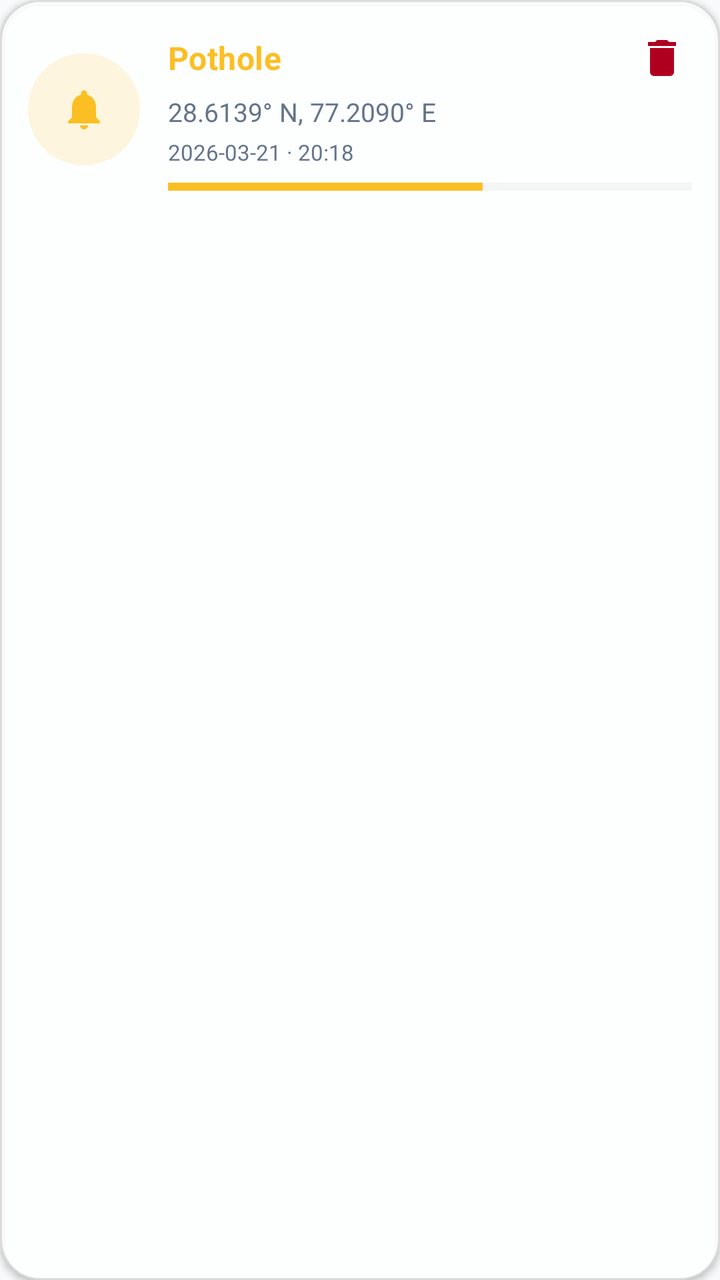
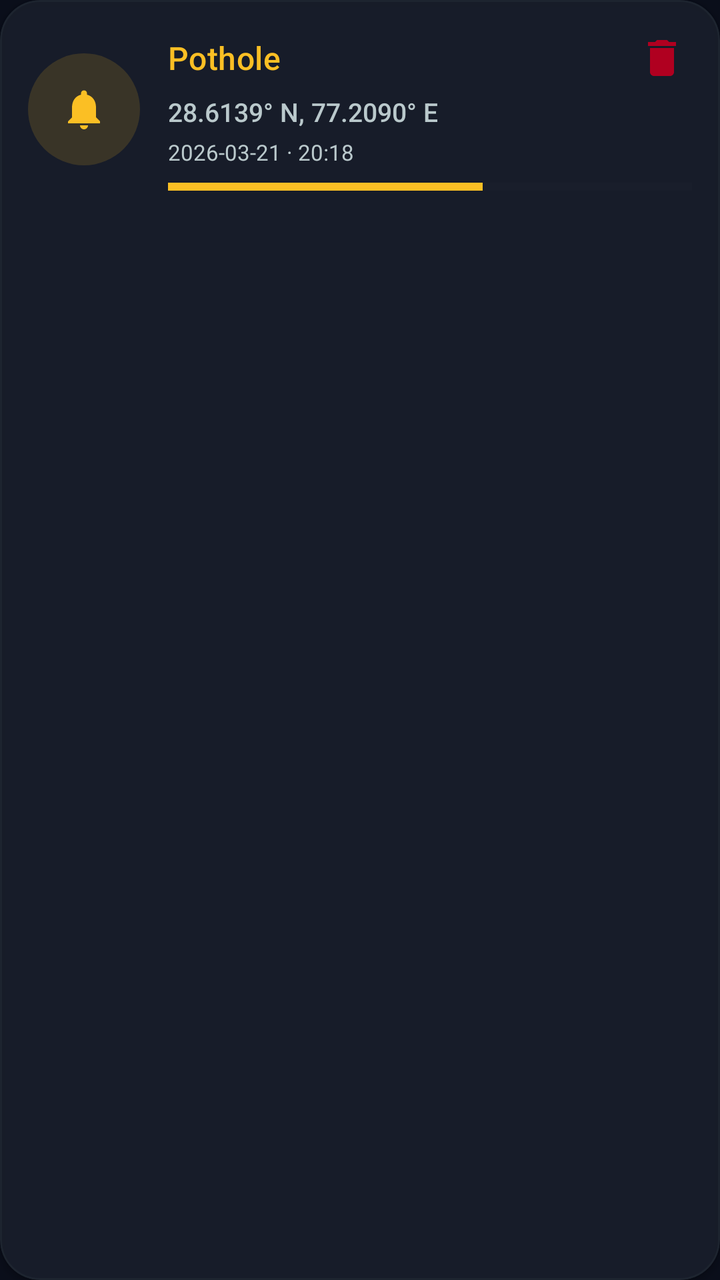

Two renders of the same Android screen: before a commit and after it. Below are the layout's source before the change and the commit's diff.
<!-- AndroidManifest.xml: application theme Theme.RoadWise -->
<!-- res/layout/item_pothole.xml -->
<?xml version="1.0" encoding="utf-8"?>
<com.google.android.material.card.MaterialCardView xmlns:android="http://schemas.android.com/apk/res/android"
    xmlns:app="http://schemas.android.com/apk/res-auto"
    android:layout_width="match_parent"
    android:layout_height="wrap_content"
    android:layout_marginHorizontal="16dp"
    android:layout_marginVertical="6dp"
    app:cardBackgroundColor="?attr/glassSurface"
    app:cardCornerRadius="20dp"
    app:cardElevation="2dp"
    app:strokeColor="?attr/glassBorder"
    app:strokeWidth="1dp">

    <LinearLayout
        android:layout_width="match_parent"
        android:layout_height="wrap_content"
        android:orientation="horizontal"
        android:padding="14dp"
        android:gravity="center_vertical">

        
        <androidx.constraintlayout.widget.ConstraintLayout
            android:layout_width="56dp"
            android:layout_height="56dp">

            
            <View
                android:layout_width="56dp"
                android:layout_height="56dp"
                android:id="@+id/typeRing"
                android:background="@drawable/circle_indicator"
                android:backgroundTint="@color/brand_amber"
                android:alpha="0.15"
                app:layout_constraintTop_toTopOf="parent"
                app:layout_constraintStart_toStartOf="parent" />

            <ImageView
                android:layout_width="56dp"
                android:layout_height="56dp"
                android:id="@+id/ivThumbnail"
                android:scaleType="centerCrop"
                android:background="@android:color/transparent"
                app:layout_constraintTop_toTopOf="parent"
                app:layout_constraintStart_toStartOf="parent" />

            
            <ImageView
                android:id="@+id/ivTypeIcon"
                android:layout_width="24dp"
                android:layout_height="24dp"
                android:src="@drawable/ic_alerts"
                app:tint="@color/brand_amber"
                app:layout_constraintTop_toTopOf="parent"
                app:layout_constraintBottom_toBottomOf="parent"
                app:layout_constraintStart_toStartOf="parent"
                app:layout_constraintEnd_toEndOf="parent" />
        </androidx.constraintlayout.widget.ConstraintLayout>

        <LinearLayout
            android:layout_width="0dp"
            android:layout_height="wrap_content"
            android:layout_marginStart="14dp"
            android:layout_weight="1"
            android:orientation="vertical">

            <LinearLayout
                android:layout_width="match_parent"
                android:layout_height="wrap_content"
                android:orientation="horizontal"
                android:gravity="center_vertical">

                <TextView
                    android:id="@+id/tvType"
                    android:layout_width="0dp"
                    android:layout_height="wrap_content"
                    android:layout_weight="1"
                    android:text="Pothole"
                    android:textColor="?attr/colorSecondary"
                    android:textSize="16sp"
                    android:letterSpacing="0.01"
                    android:textStyle="bold" />

                <ImageButton
                    android:id="@+id/btnDelete"
                    android:layout_width="30dp"
                    android:layout_height="30dp"
                    android:background="?attr/selectableItemBackgroundBorderless"
                    android:src="@drawable/ic_delete"
                    app:tint="?attr/colorError" />
            </LinearLayout>

            <TextView
                android:id="@+id/tvLocation"
                android:layout_width="match_parent"
                android:layout_height="wrap_content"
                android:layout_marginTop="3dp"
                android:text="28.6139° N, 77.2090° E"
                android:textColor="?attr/textFaded"
                android:textSize="13sp" />

            <TextView
                android:id="@+id/tvDateTime"
                android:layout_width="match_parent"
                android:layout_height="wrap_content"
                android:layout_marginTop="4dp"
                android:text="2026-03-21 · 20:18"
                android:textColor="?attr/textFaded"
                android:textSize="11sp" />

            
            <ProgressBar
                android:id="@+id/pbIntensity"
                style="?android:attr/progressBarStyleHorizontal"
                android:layout_width="match_parent"
                android:layout_height="4dp"
                android:layout_marginTop="8dp"
                android:max="100"
                android:progress="60"
                android:progressTint="@color/brand_amber"
                android:progressBackgroundTint="?attr/glassBorder" />

        </LinearLayout>
    </LinearLayout>
</com.google.android.material.card.MaterialCardView>
<!-- resources referenced by this layout -->
<resources>
  <color name="brand_amber">#FBBF24</color>
  <!-- drawable circle_indicator (drawable) -->
  <?xml version="1.0" encoding="utf-8"?>
  <shape xmlns:android="http://schemas.android.com/apk/res/android"
      android:shape="oval">
      <solid android:color="#00FF00" />
      <size android:width="12dp" android:height="12dp" />
  </shape>
  <!-- drawable ic_alerts (drawable) -->
  <vector xmlns:android="http://schemas.android.com/apk/res/android"
      android:width="24dp"
      android:height="24dp"
      android:viewportWidth="24"
      android:viewportHeight="24">
      <path
          android:fillColor="#FF000000"
          android:pathData="M12,22c1.1,0 2,-0.9 2,-2h-4c0,1.1 0.9,2 2,2zM18,16v-5c0,-3.07 -1.63,-5.64 -4.5,-6.32V4c0,-0.83 -0.67,-1.5 -1.5,-1.5s-1.5,0.67 -1.5,1.5v0.68C7.64,5.36 6,7.92 6,11v5l-2,2v1h16v-1L18,16z"/>
  </vector>
  <!-- drawable ic_delete (drawable) -->
  <vector xmlns:android="http://schemas.android.com/apk/res/android"
      android:width="24dp"
      android:height="24dp"
      android:viewportWidth="24"
      android:viewportHeight="24"
      android:tint="#FF5252">
      <path
          android:fillColor="@android:color/white"
          android:pathData="M6,19c0,1.1 0.9,2 2,2h8c1.1,0 2,-0.9 2,-2V7H6V19zM19,4h-3.5l-1,-1h-5l-1,1H5v2h14V4z"/>
  </vector>
  <style name="Theme.RoadWise" parent="Theme.MaterialComponents.DayNight.NoActionBar">
          <item name="colorPrimary">@color/brand_teal</item>
          <item name="colorPrimaryVariant">@color/brand_teal</item>
          <item name="colorOnPrimary">@color/white</item>
          <item name="colorSecondary">@color/brand_amber</item>
          <item name="colorSecondaryVariant">@color/brand_amber_dark</item>
          <item name="colorOnSecondary">@color/black</item>
          
          <item name="android:colorBackground">@color/pearl_background</item>
          <item name="colorSurface">@color/pearl_surface</item>
          <item name="colorOnBackground">@color/text_high_emphasis_light</item>
          <item name="colorOnSurface">@color/text_high_emphasis_light</item>
  
          <item name="glassSurface">@color/pearl_surface_glass</item>
          <item name="glassSurfaceDeep">@color/pearl_surface_glass</item>
          <item name="glassBorder">@color/glass_border_light</item>
          <item name="textFaded">@color/text_med_emphasis_light</item>
  
          <item name="android:statusBarColor">@color/pearl_background</item>
          <item name="android:windowLightStatusBar" tools:targetApi="m">true</item>
      </style>
  <color name="brand_teal">#2DD4BF</color>
  <color name="white">#FFFFFFFF</color>
  <color name="brand_amber_dark">#D97706</color>
  <color name="black">#FF000000</color>
  <color name="pearl_background">#F8FAFC</color>
  <color name="pearl_surface">#FFFFFF</color>
  <color name="text_high_emphasis_light">#0F172A</color>
  <color name="pearl_surface_glass">#E6FFFFFF</color>
  <color name="glass_border_light">#22000000</color>
  <color name="text_med_emphasis_light">#64748B</color>
</resources>

<!-- the commit's change to res/layout/item_pothole.xml (unified diff, before → after) -->
@@ -78,7 +78,7 @@
                     android:textColor="?attr/colorSecondary"
                     android:textSize="16sp"
                     android:letterSpacing="0.01"
-                    android:textStyle="bold" />
+                    android:fontFamily="sans-serif-medium" />
 
                 <ImageButton
                     android:id="@+id/btnDelete"
@@ -96,6 +96,7 @@
                 android:layout_marginTop="3dp"
                 android:text="28.6139° N, 77.2090° E"
                 android:textColor="?attr/textFaded"
+                android:fontFamily="sans-serif-medium"
                 android:textSize="13sp" />
 
             <TextView
<!-- resource entries referenced after the edit -->
@@ -30,35 +30,37 @@
           android:pathData="M6,19c0,1.1 0.9,2 2,2h8c1.1,0 2,-0.9 2,-2V7H6V19zM19,4h-3.5l-1,-1h-5l-1,1H5v2h14V4z"/>
   </vector>
   <style name="Theme.RoadWise" parent="Theme.MaterialComponents.DayNight.NoActionBar">
-          <item name="colorPrimary">@color/brand_teal</item>
-          <item name="colorPrimaryVariant">@color/brand_teal</item>
-          <item name="colorOnPrimary">@color/white</item>
+          <item name="colorPrimary">@color/neon_primary</item>
+          <item name="colorPrimaryVariant">@color/neon_primary_dim</item>
+          <item name="colorOnPrimary">@color/neon_background</item>
           <item name="colorSecondary">@color/brand_amber</item>
           <item name="colorSecondaryVariant">@color/brand_amber_dark</item>
           <item name="colorOnSecondary">@color/black</item>
           
-          <item name="android:colorBackground">@color/pearl_background</item>
-          <item name="colorSurface">@color/pearl_surface</item>
-          <item name="colorOnBackground">@color/text_high_emphasis_light</item>
-          <item name="colorOnSurface">@color/text_high_emphasis_light</item>
+          <item name="android:colorBackground">@color/neon_background_lowest</item>
+          <item name="colorSurface">@color/neon_surface</item>
+          <item name="colorOnBackground">@color/neon_text_high</item>
+          <item name="colorOnSurface">@color/neon_text_high</item>
   
-          <item name="glassSurface">@color/pearl_surface_glass</item>
-          <item name="glassSurfaceDeep">@color/pearl_surface_glass</item>
-          <item name="glassBorder">@color/glass_border_light</item>
-          <item name="textFaded">@color/text_med_emphasis_light</item>
+          <item name="glassSurface">@color/glass_surface</item>
+          <item name="glassSurfaceDeep">@color/glass_surface_deep</item>
+          <item name="glassBorder">@color/glass_ghost_border</item>
+          <item name="textFaded">@color/neon_text_med</item>
   
-          <item name="android:statusBarColor">@color/pearl_background</item>
-          <item name="android:windowLightStatusBar" tools:targetApi="m">true</item>
+          <item name="android:statusBarColor">@color/neon_background_lowest</item>
+          <item name="android:windowLightStatusBar" tools:targetApi="m">false</item>
       </style>
-  <color name="brand_teal">#2DD4BF</color>
-  <color name="white">#FFFFFFFF</color>
+  <color name="neon_primary">#00E5FF</color>
+  <color name="neon_primary_dim">#00DAF3</color>
+  <color name="neon_background">#0F131F</color>
   <color name="brand_amber_dark">#D97706</color>
   <color name="black">#FF000000</color>
-  <color name="pearl_background">#F8FAFC</color>
-  <color name="pearl_surface">#FFFFFF</color>
-  <color name="text_high_emphasis_light">#0F172A</color>
-  <color name="pearl_surface_glass">#E6FFFFFF</color>
-  <color name="glass_border_light">#22000000</color>
-  <color name="text_med_emphasis_light">#64748B</color>
+  <color name="neon_background_lowest">#0A0E1A</color>
+  <color name="neon_surface">#1B1F2C</color>
+  <color name="neon_text_high">#DFE2F3</color>
+  <color name="glass_surface">#D91B1F2C</color>
+  <color name="glass_surface_deep">#E60F131F</color>
+  <color name="glass_ghost_border">#333B494C</color>
+  <color name="neon_text_med">#BAC9CC</color>
 </resources>
 
